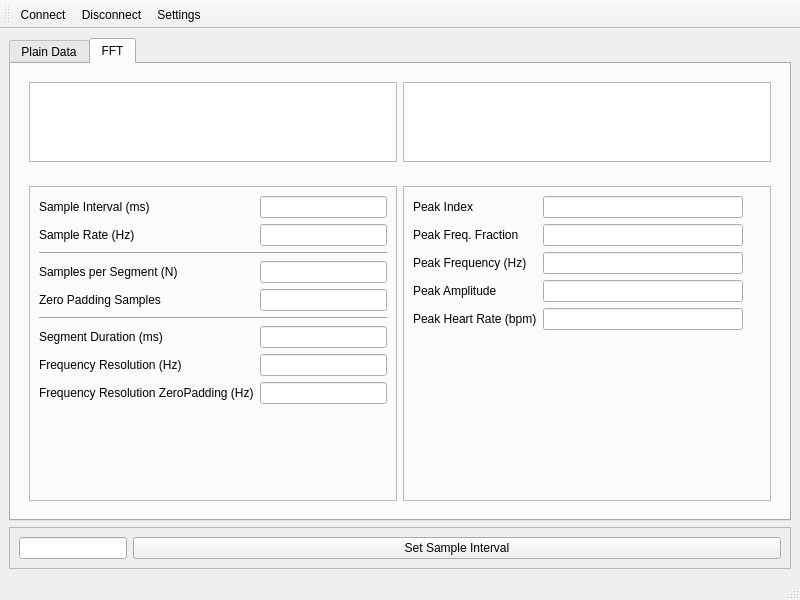
This is ui/MainWindow.ui in UbiquitousComputingSS14/HeartRateMonitor as Qt 5 draws it before an edit. The edited form follows.
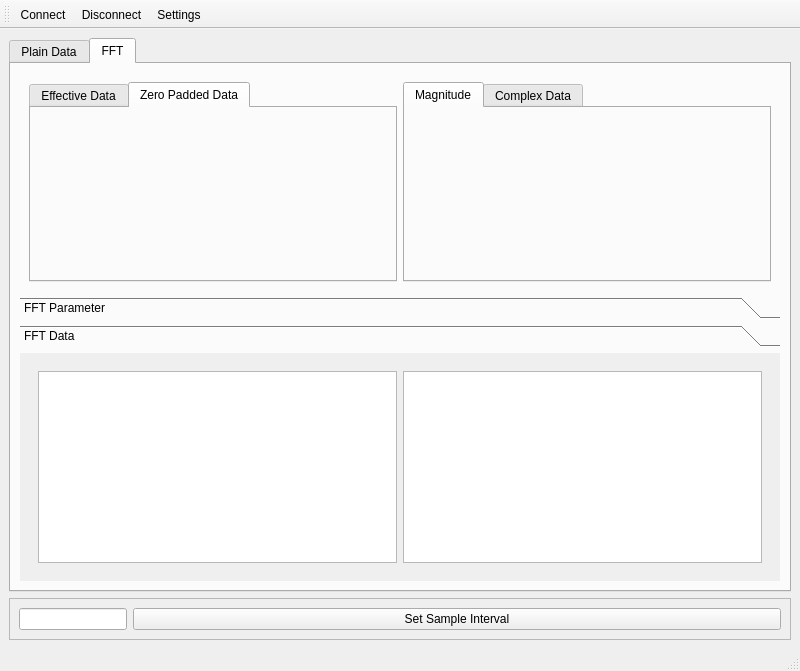
This is the edited form. The open tabs and pages were chosen to show the change. Icons and pictures are not drawn.

```diff
--- a/ui/MainWindow.ui
+++ b/ui/MainWindow.ui
@@ -7,7 +7,7 @@
     <x>0</x>
     <y>0</y>
     <width>800</width>
-    <height>600</height>
+    <height>671</height>
    </rect>
   </property>
   <property name="windowTitle">
@@ -17,6 +17,12 @@
    <layout class="QVBoxLayout" name="verticalLayout">
     <item>
      <widget class="QTabWidget" name="tabWidget">
+      <property name="sizePolicy">
+       <sizepolicy hsizetype="Expanding" vsizetype="Expanding">
+        <horstretch>0</horstretch>
+        <verstretch>0</verstretch>
+       </sizepolicy>
+      </property>
       <property name="currentIndex">
        <number>1</number>
       </property>
@@ -238,12 +244,9 @@
        </attribute>
        <layout class="QVBoxLayout" name="verticalLayout_3">
         <item>
-         <layout class="QHBoxLayout" name="frequencyGraphLayout"/>
-        </item>
-        <item>
-         <widget class="QFrame" name="frame_2">
+         <widget class="QFrame" name="frame_7">
           <property name="sizePolicy">
-           <sizepolicy hsizetype="Preferred" vsizetype="Maximum">
+           <sizepolicy hsizetype="Expanding" vsizetype="Expanding">
             <horstretch>0</horstretch>
             <verstretch>0</verstretch>
            </sizepolicy>
@@ -254,33 +257,94 @@
           <property name="frameShadow">
            <enum>QFrame::Raised</enum>
           </property>
-          <property name="lineWidth">
+          <layout class="QHBoxLayout" name="horizontalLayout_4">
+           <item>
+            <widget class="QTabWidget" name="tabWidget_2">
+             <property name="currentIndex">
            <number>0</number>
           </property>
-          <layout class="QHBoxLayout" name="horizontalLayout">
+             <widget class="QWidget" name="tabEffective">
+              <attribute name="title">
+               <string>Effective Data</string>
+              </attribute>
+              <layout class="QHBoxLayout" name="horizontalLayout_5">
            <item>
-            <widget class="QTextEdit" name="timeDataEdit">
-             <property name="maximumSize">
-              <size>
-               <width>16777215</width>
-               <height>80</height>
-              </size>
-             </property>
-            </widget>
-           </item>
+                <layout class="QVBoxLayout" name="verticalLayout_4"/>
+               </item>
+              </layout>
+             </widget>
+             <widget class="QWidget" name="tabZeroPadded">
+              <attribute name="title">
+               <string>Zero Padded Data</string>
+              </attribute>
+              <layout class="QHBoxLayout" name="horizontalLayout_6">
+               <item>
+                <layout class="QVBoxLayout" name="verticalLayout_5"/>
+               </item>
+              </layout>
+             </widget>
+            </widget>
+           </item>
            <item>
-            <widget class="QTextEdit" name="frequencyDataEdit">
-             <property name="maximumSize">
-              <size>
-               <width>16777215</width>
-               <height>80</height>
-              </size>
+            <widget class="QTabWidget" name="tabWidget_3">
+             <property name="currentIndex">
+              <number>0</number>
              </property>
-            </widget>
+             <widget class="QWidget" name="tabMagnitude">
+              <attribute name="title">
+               <string>Magnitude</string>
+              </attribute>
+              <layout class="QHBoxLayout" name="horizontalLayout_8">
+               <item>
+                <layout class="QVBoxLayout" name="verticalLayout_7"/>
+               </item>
+              </layout>
+             </widget>
+             <widget class="QWidget" name="tabComplex">
+              <attribute name="title">
+               <string>Complex Data</string>
+              </attribute>
+              <layout class="QHBoxLayout" name="horizontalLayout_7">
+               <item>
+                <layout class="QVBoxLayout" name="verticalLayout_6"/>
            </item>
           </layout>
          </widget>
-        </item>
+            </widget>
+           </item>
+          </layout>
+         </widget>
+        </item>
+        <item>
+         <widget class="QToolBox" name="toolBox">
+          <property name="sizePolicy">
+           <sizepolicy hsizetype="Minimum" vsizetype="Minimum">
+            <horstretch>0</horstretch>
+            <verstretch>0</verstretch>
+           </sizepolicy>
+          </property>
+          <property name="maximumSize">
+           <size>
+            <width>16777215</width>
+            <height>16777215</height>
+           </size>
+          </property>
+          <property name="currentIndex">
+           <number>0</number>
+          </property>
+          <widget class="QWidget" name="page">
+           <property name="geometry">
+            <rect>
+             <x>0</x>
+             <y>0</y>
+             <width>760</width>
+             <height>299</height>
+            </rect>
+           </property>
+           <attribute name="label">
+            <string>FFT Parameter</string>
+           </attribute>
+           <layout class="QHBoxLayout" name="horizontalLayout_9">
         <item>
          <widget class="QFrame" name="frame_5">
           <property name="frameShape">
@@ -477,6 +541,9 @@
               <number>0</number>
              </property>
              <layout class="QFormLayout" name="formLayout_4">
+                  <property name="fieldGrowthPolicy">
+                   <enum>QFormLayout::AllNonFixedFieldsGrow</enum>
+                  </property>
               <item row="1" column="0">
                <widget class="QLabel" name="label_11">
                 <property name="text">
@@ -581,6 +648,66 @@
             </widget>
            </item>
           </layout>
+             </widget>
+            </item>
+           </layout>
+          </widget>
+          <widget class="QWidget" name="page_2">
+           <property name="geometry">
+            <rect>
+             <x>0</x>
+             <y>0</y>
+             <width>760</width>
+             <height>166</height>
+            </rect>
+           </property>
+           <attribute name="label">
+            <string>FFT Data</string>
+           </attribute>
+           <layout class="QHBoxLayout" name="horizontalLayout_10">
+            <item>
+             <widget class="QFrame" name="frame_2">
+              <property name="sizePolicy">
+               <sizepolicy hsizetype="Expanding" vsizetype="Expanding">
+                <horstretch>0</horstretch>
+                <verstretch>0</verstretch>
+               </sizepolicy>
+              </property>
+              <property name="frameShape">
+               <enum>QFrame::NoFrame</enum>
+              </property>
+              <property name="frameShadow">
+               <enum>QFrame::Raised</enum>
+              </property>
+              <property name="lineWidth">
+               <number>0</number>
+              </property>
+              <layout class="QHBoxLayout" name="horizontalLayout">
+               <item>
+                <widget class="QTextEdit" name="timeDataEdit">
+                 <property name="maximumSize">
+                  <size>
+                   <width>16777215</width>
+                   <height>16777215</height>
+                  </size>
+                 </property>
+                </widget>
+               </item>
+               <item>
+                <widget class="QTextEdit" name="frequencyDataEdit">
+                 <property name="maximumSize">
+                  <size>
+                   <width>16777215</width>
+                   <height>16777215</height>
+                  </size>
+                 </property>
+                </widget>
+               </item>
+              </layout>
+             </widget>
+            </item>
+           </layout>
+          </widget>
          </widget>
         </item>
        </layout>
@@ -589,6 +716,18 @@
     </item>
     <item>
      <widget class="QFrame" name="frame_4">
+      <property name="sizePolicy">
+       <sizepolicy hsizetype="Minimum" vsizetype="Minimum">
+        <horstretch>0</horstretch>
+        <verstretch>0</verstretch>
+       </sizepolicy>
+      </property>
+      <property name="maximumSize">
+       <size>
+        <width>16777215</width>
+        <height>16777215</height>
+       </size>
+      </property>
       <property name="frameShape">
        <enum>QFrame::StyledPanel</enum>
       </property>
@@ -596,6 +735,9 @@
        <enum>QFrame::Raised</enum>
       </property>
       <layout class="QFormLayout" name="formLayout_3">
+       <property name="fieldGrowthPolicy">
+        <enum>QFormLayout::AllNonFixedFieldsGrow</enum>
+       </property>
        <item row="0" column="0">
         <widget class="QLineEdit" name="setSampleIntervalEdit">
          <property name="layoutDirection">
```
Left out of the diff: 84 changed lines with no effect on the pictures. Lines whose indentation alone changed are shown as unchanged.
